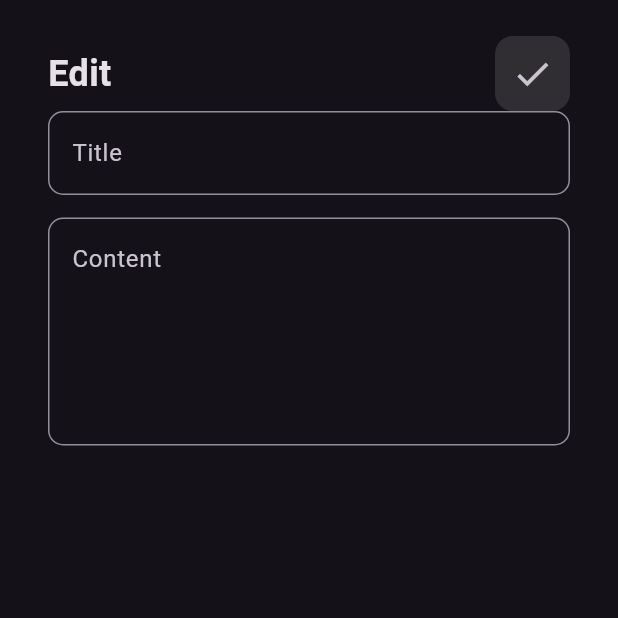
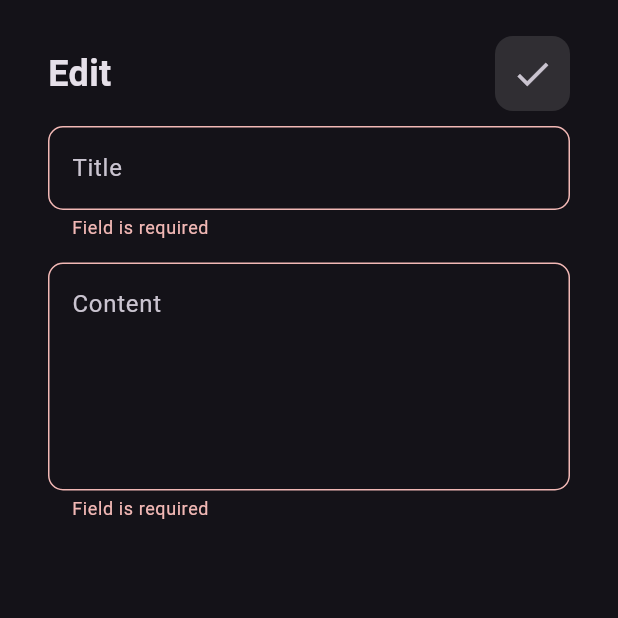
Before and after one commit to Peter-Atia/Notes-App, a Flutter app: the EditNoteView screen opened directly, after a tap on the "check" icon, on a phone screen of 412 x 824 dp, the top half of it. Run offline on Flutter 3.47's test engine with Material 3 defaults, Android fonts, the phone set to English and light mode, and no system bars; our stand-ins replace hive, hive_flutter; accounts and stored records are empty.

```diff
--- a/lib/views/edit_note_body_view.dart
+++ b/lib/views/edit_note_body_view.dart
@@ -2,24 +2,57 @@ import 'package:flutter/material.dart';
 import 'package:notes_app/widgets/custom_app_bar.dart';
 import 'package:notes_app/widgets/custom_text_field.dart';
 
-
-class EditNoteBodyView extends StatelessWidget {
+class EditNoteBodyView extends StatefulWidget {
   const EditNoteBodyView({super.key});
 
+  @override
+  State<EditNoteBodyView> createState() => _EditNoteBodyViewState();
+}
+
+class _EditNoteBodyViewState extends State<EditNoteBodyView> {
+  final GlobalKey<FormState> formKey = GlobalKey();
+  AutovalidateMode autoValidateMode = AutovalidateMode.disabled;
+  String? title, subTitle;
   @override
   Widget build(BuildContext context) {
     return Padding(
       padding: const EdgeInsets.symmetric(horizontal: 32, vertical: 24),
-      child: Column(
-        children: [
-          CustomAppBar(title: "Edit",icon: Icons.check,),
+      child: Form(
+        key: formKey,
+        autovalidateMode: autoValidateMode,
+        child: Column(
+          children: [
+            CustomAppBar(
+              title: "Edit",
+              icon: Icons.check,
+              onTap: () {
+                if (formKey.currentState!.validate()) {
+                  formKey.currentState!.save();
+                } else {
+                  autoValidateMode = AutovalidateMode.always;
+                  setState(() {});
+                }
+              },
+            ),
+            SizedBox(height: 10),
 
-          CustomTextField(hintText: "Title"),
-          SizedBox(height: 15),
-          CustomTextField(maxLines: 5, hintText: "Content"),
-          Spacer(),
-          SizedBox(height: 20),
-        ],
+            CustomTextField(
+              hintText: "Title",
+              onSaved: (value) {
+                title = value;
+              },
+            ),
+            SizedBox(height: 15),
+            CustomTextField(
+              maxLines: 5,
+              hintText: "Content",
+              onSaved: (value) {
+                subTitle = value;
+              },
+            ),
+            SizedBox(height: 20),
+          ],
+        ),
       ),
     );
   }
--- a/lib/views/note_body_view.dart
+++ b/lib/views/note_body_view.dart
@@ -14,6 +14,7 @@ class NoteBodyView extends StatelessWidget {
         children: [
           CustomAppBar(title: "Notes",icon: Icons.search,),
           Expanded(child: NoteListView()),
+          SafeArea(child: Container()),
 
         ],
       ),
--- a/lib/widgets/customButton.dart
+++ b/lib/widgets/customButton.dart
@@ -2,13 +2,13 @@ import 'package:flutter/material.dart';
 import 'package:notes_app/constants.dart';
 
 class CustomButton extends StatelessWidget {
-  const CustomButton({super.key , required this.text});
+  const CustomButton({super.key , required this.text, this.onTap});
   final String text;
-
+  final void Function()? onTap;
   @override
   Widget build(BuildContext context) {
     return GestureDetector(
-      onTap: (){},
+      onTap: onTap,
       child: Container(
         width: MediaQuery.of(context).size.width,
         height: 50,
--- a/lib/widgets/custom_app_bar.dart
+++ b/lib/widgets/custom_app_bar.dart
@@ -2,9 +2,10 @@ import 'package:flutter/material.dart';
 import 'package:notes_app/widgets/custom_search_icon.dart';
 
 class CustomAppBar extends StatelessWidget {
-  const CustomAppBar({super.key, required this.title, required this.icon});
+  const CustomAppBar({super.key, required this.title, required this.icon, this.onTap});
   final String title ;
   final IconData icon;
+  final void Function()? onTap ;
 
   @override
   Widget build(BuildContext context) {
@@ -18,7 +19,7 @@ class CustomAppBar extends StatelessWidget {
                 fontWeight: FontWeight.bold
 
           )),
-          CustomSearchIcon(icon: icon,)
+          CustomSearchIcon(icon: icon,onTap: onTap,)
         ],
       ),
     );
--- a/lib/widgets/custom_search_icon.dart
+++ b/lib/widgets/custom_search_icon.dart
@@ -1,8 +1,9 @@
 import 'package:flutter/material.dart';
 
 class CustomSearchIcon extends StatelessWidget {
-  const CustomSearchIcon({super.key, required this.icon});
+  const CustomSearchIcon({super.key, required this.icon, this.onTap});
   final IconData icon;
+  final void Function()? onTap;
 
   @override
   Widget build(BuildContext context) {
@@ -13,7 +14,7 @@ class CustomSearchIcon extends StatelessWidget {
         color: Colors.grey.withAlpha((.2 * 255).round()),
         borderRadius: BorderRadius.circular(12),
       ),
-      child: IconButton(onPressed: () {}, icon: Icon(icon, size: 28)),
+      child: IconButton(onPressed: onTap, icon: Icon(icon, size: 28)),
     );
   }
 }
--- a/lib/widgets/custom_text_field.dart
+++ b/lib/widgets/custom_text_field.dart
@@ -6,13 +6,24 @@ class CustomTextField extends StatelessWidget {
     super.key,
     required this.hintText,
     this.maxLines = 1,
+    this.onSaved
   });
   final String hintText;
   final int maxLines;
+  final void Function(String?)? onSaved;
 
   @override
   Widget build(BuildContext context) {
-    return TextField(
+    return TextFormField(
+      onSaved: onSaved,
+      validator: (value){
+        if(value?.isEmpty ?? true ) {
+          return "Field is required";
+        }
+        else {
+          return null;
+        }
+      },
       maxLines: maxLines,
       decoration: InputDecoration(
         hintText: hintText,
```
Also changed, not shown: lib/widgets/add_note.dart (+43 -7 lines).
